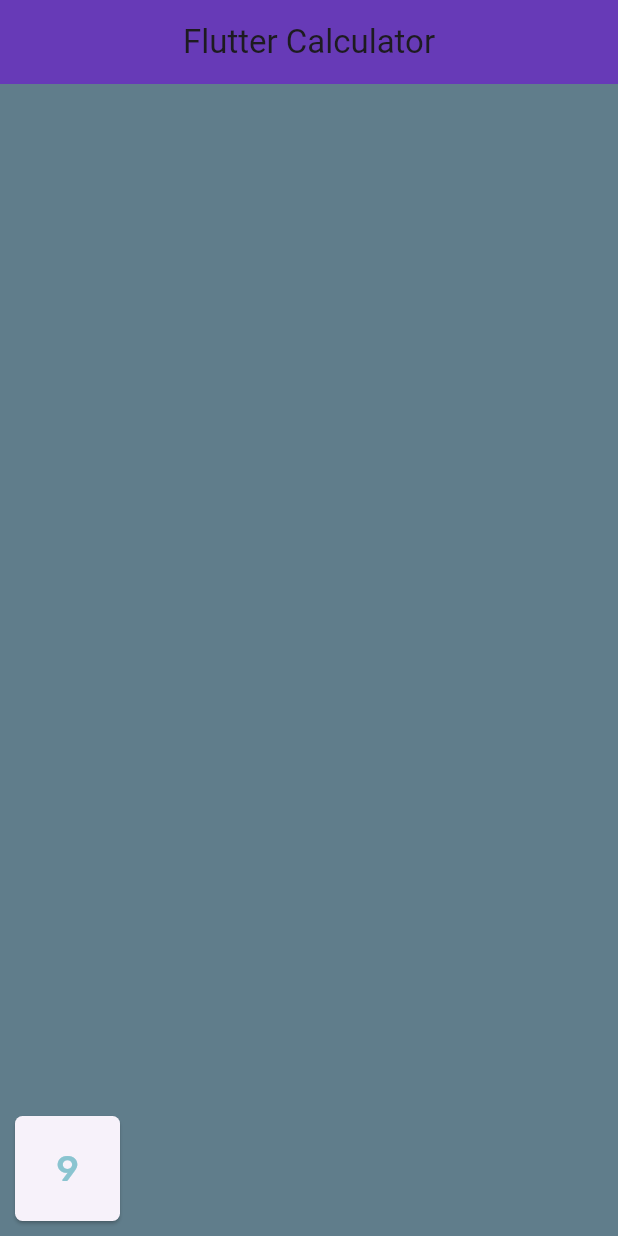
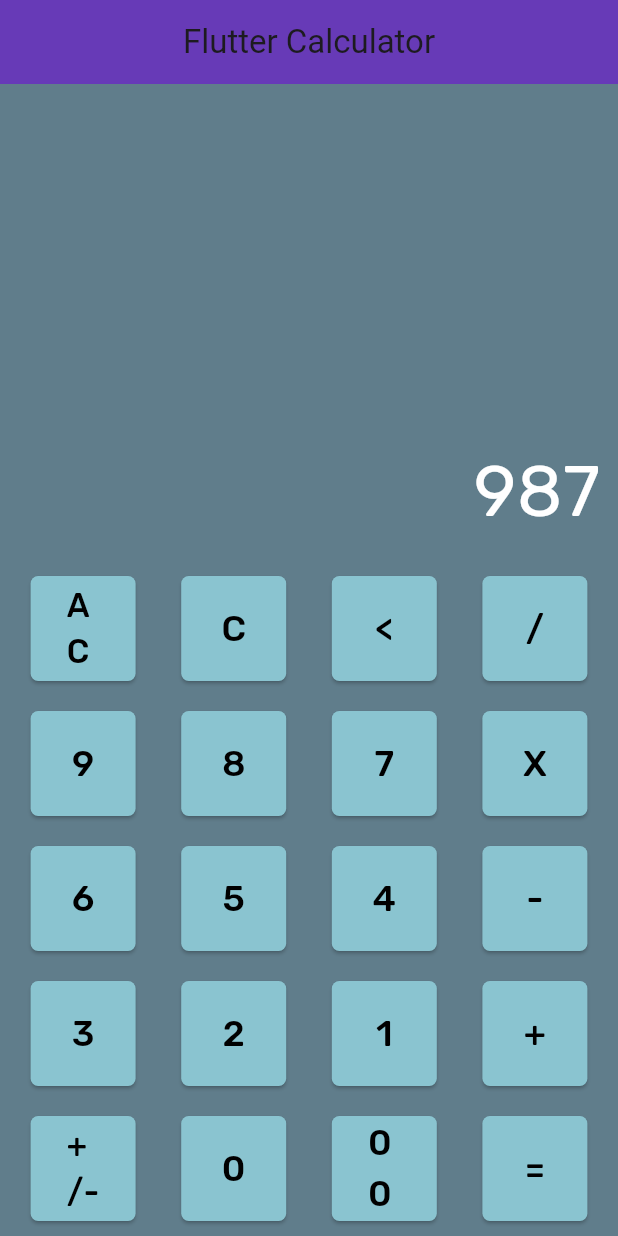
Before and after one commit to M-Bless/CalculatorApp, a Flutter app: the screen it shows after launch, on a phone screen of 412 x 824 dp. Run offline on Flutter 3.47's test engine with Material 3 defaults, Android fonts, the phone set to English and light mode, and no system bars; our stand-ins replace google_fonts.

Commit message:
Calculator buttons

```diff
--- a/lib/main.dart
+++ b/lib/main.dart
@@ -1,5 +1,6 @@
 import 'package:flutter/material.dart';
 import 'package:google_fonts/google_fonts.dart';
+import './widgets/calculator_button.dart';
 
 void main() {
   runApp(const CalculatorApp());
@@ -9,6 +10,9 @@ class CalculatorApp extends StatelessWidget {
   const CalculatorApp({super.key});
 
   // This widget is the root of your application.
+
+
+
   @override
   Widget build(BuildContext context) {
     return MaterialApp(
@@ -39,6 +43,10 @@ class MyHomePage extends StatefulWidget {
 }
 
 class _MyHomePageState extends State<MyHomePage> {
+  void btnOnClick(String btnVal){
+    print(btnVal);
+  }
+
   @override
   Widget build(BuildContext context) {
     return Scaffold(
@@ -52,32 +60,184 @@ class _MyHomePageState extends State<MyHomePage> {
         child: Column(
           mainAxisAlignment: MainAxisAlignment.end,
           children: [
+            Container(
+              child:Padding(
+                padding: EdgeInsets.all(12),
+                child: Text(
+                  '987',
+                  style: GoogleFonts.rubik(
+                    textStyle: TextStyle(
+                      fontSize: 48,
+                      color: Colors.white,
+                    )
+                  ),
+                ),
+              ),
+              alignment: Alignment(1.0,1.0),
+            ),
             Row(
+              mainAxisAlignment: MainAxisAlignment.spaceEvenly,
               children: [
-                Container(
-                  margin: EdgeInsets.all(10.0),
-                  child: SizedBox(
-                    width: 70,
-                    height: 70,
+                CalculatorButton(
+                  text:'AC',
+                  fillColor: 0xFF8AC4D0,
+                  textColor: 0xFF000000,
+                  textSize: 22,
+                   callback:btnOnClick,
+                ),
+                CalculatorButton(
+                  text:'C',
+                  fillColor: 0xFF8AC4D0,
+                  textColor: 0xFF000000,
+                  textSize: 24,
+                  callback:btnOnClick,
+                ),
+                CalculatorButton(
+                  text:'<',
+                  fillColor: 0xFF8AC4D0,
+                  textColor: 0xFF000000,
+                  textSize: 24,
+                  callback:btnOnClick,
+                ),
+                CalculatorButton(
+                  text:'/',
+                  fillColor: 0xFF8AC4D0,
+                  textColor: 0xFF000000,
+                  textSize: 24,
+                  callback:btnOnClick,
 
-                    child: ElevatedButton(
-                        onPressed: (){
-                        },
-                    style: ElevatedButton.styleFrom(
-                      shape: RoundedRectangleBorder(
-                        borderRadius: BorderRadius.circular(5.0),
-
-                      ),
-                    ),
-                      child: Text(
-                        '9',
-                        style: GoogleFonts.rubik(
-                          textStyle: TextStyle(fontSize: 24),
-                          color: Color(0xFF8ac4d0),
-                        ),
-                      ),
-                    ),
-                  ),
+                ),
+              ],
+            ),
+            Row(
+              mainAxisAlignment: MainAxisAlignment.spaceEvenly,
+              children: [
+                CalculatorButton(
+                  text:'9',
+                  fillColor: 0xFF8AC4D0,
+                  textColor: 0xFF000000,
+                  textSize: 24,
+                  callback:btnOnClick,
+                ),
+                CalculatorButton(
+                  text:'8',
+                  fillColor: 0xFF8AC4D0,
+                  textColor: 0xFF000000,
+                  textSize: 24,
+                  callback:btnOnClick,
+                ),
+                CalculatorButton(
+                  text:'7',
+                  fillColor: 0xFF8AC4D0,
+                  textColor: 0xFF000000,
+                  textSize: 24,
+                  callback:btnOnClick,
+                ),
+                CalculatorButton(
+                  text:'X',
+                  fillColor: 0xFF8AC4D0,
+                  textColor: 0xFF000000,
+                  textSize: 24,
+                  callback:btnOnClick,
+                ),
+              ],
+            ),
+            Row(
+              mainAxisAlignment: MainAxisAlignment.spaceEvenly,
+              children: [
+                CalculatorButton(
+                  text:'6',
+                  fillColor: 0xFF8AC4D0,
+                  textColor: 0xFF000000,
+                  textSize: 24,
+                  callback:btnOnClick,
+                ),
+                CalculatorButton(
+                  text:'5',
+                  fillColor: 0xFF8AC4D0,
+                  textColor: 0xFF000000,
+                  textSize: 24,
+                  callback:btnOnClick,
+                ),
+                CalculatorButton(
+                  text:'4',
+                  fillColor: 0xFF8AC4D0,
+                  textColor: 0xFF000000,
+                  textSize: 24,
+                  callback:btnOnClick,
+                ),
+                CalculatorButton(
+                  text:'-',
+                  fillColor: 0xFF8AC4D0,
+                  textColor: 0xFF000000,
+                  textSize: 24,
+                  callback:btnOnClick,
+                ),
+              ],
+            ),
+            Row(
+              mainAxisAlignment: MainAxisAlignment.spaceEvenly,
+              children: [
+                CalculatorButton(
+                  text:'3',
+                  fillColor: 0xFF8AC4D0,
+                  textColor: 0xFF000000,
+                  textSize: 24,
+                  callback:btnOnClick,
+                ),
+                CalculatorButton(
+                  text:'2',
+                  fillColor: 0xFF8AC4D0,
+                  textColor: 0xFF000000,
+                  textSize: 24,
+                  callback:btnOnClick,
+                ),
+                CalculatorButton(
+                  text:'1',
+                  fillColor: 0xFF8AC4D0,
+                  textColor: 0xFF000000,
+                  textSize: 24,
+                  callback:btnOnClick,
+                ),
+                CalculatorButton(
+                  text:'+',
+                  fillColor: 0xFF8AC4D0,
+                  textColor: 0xFF000000,
+                  textSize: 24,
+                  callback:btnOnClick,
+                ),
+              ],
+            ),
+            Row(
+              mainAxisAlignment: MainAxisAlignment.spaceEvenly,
+              children: [
+                CalculatorButton(
+                  text:'+/-',
+                  fillColor: 0xFF8AC4D0,
+                  textColor: 0xFF000000,
+                  textSize: 22,
+                  callback:btnOnClick,
+                ),
+                CalculatorButton(
+                  text:'0',
+                  fillColor: 0xFF8AC4D0,
+                  textColor: 0xFF000000,
+                  textSize: 24,
+                  callback:btnOnClick,
+                ),
+                CalculatorButton(
+                  text:'00',
+                  fillColor: 0xFF8AC4D0,
+                  textColor: 0xFF000000,
+                  textSize: 24,
+                  callback:btnOnClick,
+                ),
+                CalculatorButton(
+                  text:'=',
+                  fillColor: 0xFF8AC4D0,
+                  textColor: 0xFF000000,
+                  textSize: 24,
+                  callback:btnOnClick,
                 ),
               ],
             ),
--- a/lib/widgets/calculator_button.dart
+++ b/lib/widgets/calculator_button.dart
@@ -0,0 +1,49 @@
+import 'package:flutter/cupertino.dart';
+import 'package:flutter/material.dart';
+import 'package:google_fonts/google_fonts.dart';
+
+class CalculatorButton extends StatelessWidget {
+  final String text;
+  final int fillColor;
+  final int textColor;
+  final double textSize;
+  final Function callback;
+
+  const CalculatorButton({
+    required this.text,
+    required this.fillColor,
+    required this.textColor,
+    required this.textSize,
+    required this.callback,
+  });
+
+  @override
+  Widget build(BuildContext context) {
+    return Container(
+      margin: EdgeInsets.all(10.0),
+      child: SizedBox(
+        width: 70,
+        height: 70,
+
+        child: ElevatedButton(
+          onPressed: () => callback(text),
+          style: ElevatedButton.styleFrom(
+            backgroundColor: Color(fillColor),
+            shape: RoundedRectangleBorder(
+              borderRadius: BorderRadius.circular(5.0),
+            ),
+          ),
+          child: Text(
+            text,
+            style: GoogleFonts.rubik(
+              textStyle: TextStyle(
+                  fontSize: textSize),
+
+              color: Color(textColor),
+            ),
+          ),
+        ),
+      ),
+    );
+  }
+}
```
